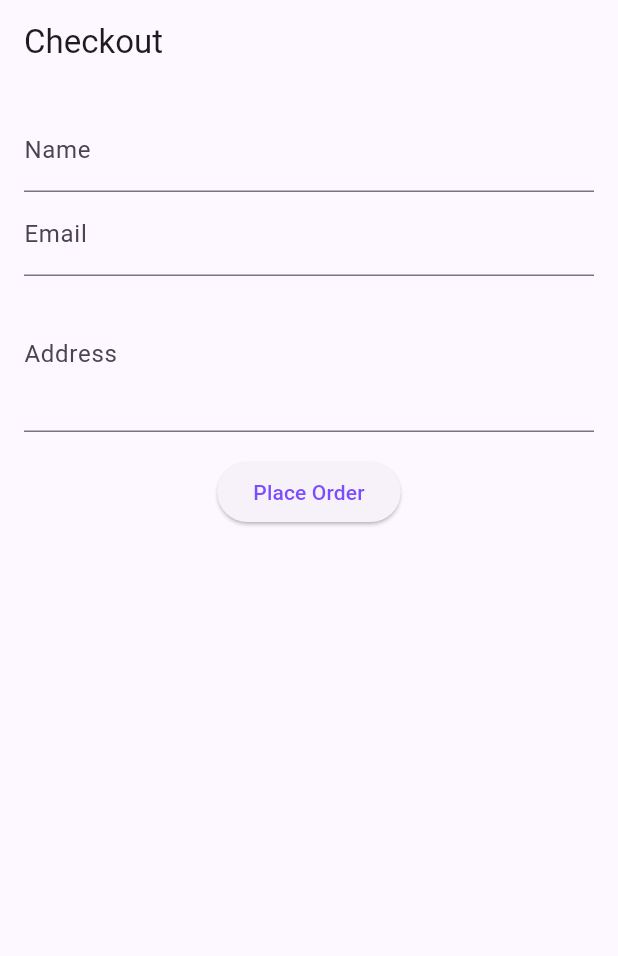
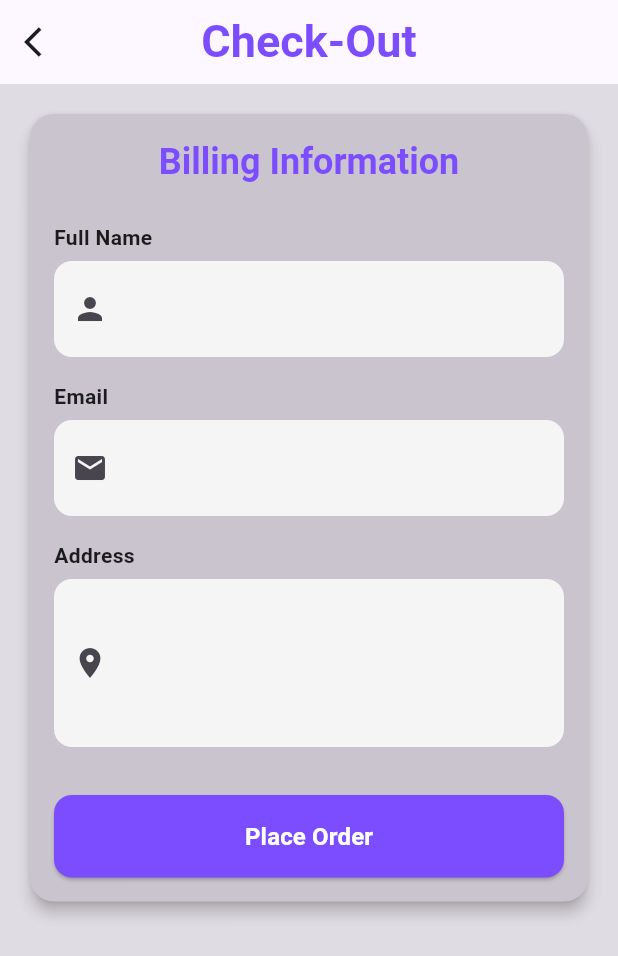
Before and after one commit to hanifuddin15/myshop, a Flutter app: the CheckoutScreen screen opened by its route, on a phone screen of 412 x 824 dp. Shown: the top 956 px of the screen. Run offline on Flutter 3.47's test engine with Material 3 defaults, Android fonts, the phone set to English and light mode, and no system bars; our stand-ins replace flutter_riverpod, flutter_staggered_animations, go_router, shared_preferences, shimmer; accounts and stored records are empty.

Commit message:
view  modified

```diff
--- a/lib/screens/check_out_view.dart
+++ b/lib/screens/check_out_view.dart
@@ -18,44 +18,157 @@ class _CheckoutScreenState extends ConsumerState<CheckoutScreen> {
 
   @override
   Widget build(BuildContext context) {
+    final theme = Theme.of(context);
+
     return Scaffold(
-      appBar: AppBar(title: const Text('Checkout')),
-      body: Padding(
+      backgroundColor: theme.colorScheme.outlineVariant.withAlpha(150),
+      appBar: AppBar(
+        title: const Text(
+          'Check-Out',
+          style: TextStyle(
+            fontWeight: FontWeight.bold,
+            fontSize: 30,
+            color: Colors.deepPurpleAccent,
+          ),
+        ),
+        leading: IconButton(
+          onPressed: () {
+            context.go('/');
+          },
+          icon: Icon(Icons.arrow_back_ios),
+        ),
+        centerTitle: true,
+      ),
+      body: SingleChildScrollView(
+        padding: const EdgeInsets.all(16),
+        child: Column(
+          children: [
+            Card(
+              shape: RoundedRectangleBorder(
+                borderRadius: BorderRadius.circular(16),
+              ),
+              elevation: 4,
+              color: theme.colorScheme.outlineVariant,
+              child: Padding(
                 padding: const EdgeInsets.all(16),
                 child: Form(
                   key: _formKey,
                   child: Column(
                     children: [
-              TextFormField(
+                      Text(
+                        'Billing Information',
+                        style: theme.textTheme.headlineSmall?.copyWith(
+                          fontWeight: FontWeight.bold,
+                          color: theme.colorScheme.primary,
+                        ),
+                      ),
+                      const SizedBox(height: 24),
+                      _buildTextField(
                         controller: _nameController,
-                decoration: const InputDecoration(labelText: 'Name'),
-                validator: (value) => value?.isEmpty ?? true ? 'Required' : null,
-              ),
-              TextFormField(
-                controller: _emailController,
-                decoration: const InputDecoration(labelText: 'Email'),
-                validator: (value) => value?.isEmpty ?? true || !value!.contains('@') ? 'Valid email required' : null,
-              ),
-              TextFormField(
-                controller: _addressController,
-                decoration: const InputDecoration(labelText: 'Address'),
-                validator: (value) => value?.isEmpty ?? true ? 'Required' : null,
-                maxLines: 3,
+                        label: 'Full Name',
+                        icon: Icons.person,
+                        validator: (value) =>
+                            value?.isEmpty ?? true ? 'Required' : null,
                       ),
                       const SizedBox(height: 16),
-              ElevatedButton(
+                      _buildTextField(
+                        controller: _emailController,
+                        label: 'Email',
+                        icon: Icons.email,
+                        keyboardType: TextInputType.emailAddress,
+                        validator: (value) => value?.isEmpty ?? true
+                            ? 'Valid email required'
+                            : null,
+                      ),
+                      const SizedBox(height: 16),
+                      _buildTextField(
+                        controller: _addressController,
+                        label: 'Address',
+                        icon: Icons.location_on,
+                        maxLines: 3,
+                        validator: (value) =>
+                            value?.isEmpty ?? true ? 'Required' : null,
+                      ),
+                      const SizedBox(height: 32),
+                      SizedBox(
+                        width: double.infinity,
+                        child: ElevatedButton(
                           onPressed: () {
                             if (_formKey.currentState!.validate()) {
                               ref.read(cartProvider.notifier).clearCart();
                               context.go('/success');
                             }
                           },
-                child: const Text('Place Order'),
+                          style: ElevatedButton.styleFrom(
+                            padding: const EdgeInsets.symmetric(vertical: 16),
+                            shape: RoundedRectangleBorder(
+                              borderRadius: BorderRadius.circular(12),
+                            ),
+                            backgroundColor: theme.colorScheme.primary,
+                            foregroundColor: Colors.white,
+                          ),
+                          child: const Text(
+                            'Place Order',
+                            style: TextStyle(
+                              fontSize: 16,
+                              fontWeight: FontWeight.bold,
+                            ),
+                          ),
+                        ),
                       ),
                     ],
                   ),
                 ),
               ),
+            ),
+          ],
+        ),
+      ),
+    );
+  }
+
+  Widget _buildTextField({
+    required TextEditingController controller,
+    required String label,
+    IconData? icon,
+    int maxLines = 1,
+    TextInputType keyboardType = TextInputType.text,
+    String? Function(String?)? validator,
+  }) {
+    return Column(
+      crossAxisAlignment: CrossAxisAlignment.start,
+      children: [
+        Padding(
+          padding: const EdgeInsets.only(bottom: 6),
+          child: Text(
+            label,
+            style: const TextStyle(
+              fontWeight: FontWeight.bold,
+              fontSize: 14,
+              color: Colors.black87,
+            ),
+          ),
+        ),
+        TextFormField(
+          controller: controller,
+          maxLines: maxLines,
+          keyboardType: keyboardType,
+          validator: validator,
+          decoration: InputDecoration(
+            prefixIcon: icon != null ? Icon(icon) : null,
+            filled: true,
+            fillColor: Colors.grey[100],
+            contentPadding: const EdgeInsets.symmetric(
+              horizontal: 16,
+              vertical: 20,
+            ),
+            border: OutlineInputBorder(
+              borderRadius: BorderRadius.circular(12),
+              borderSide: BorderSide.none,
+            ),
+          ),
+        ),
+      ],
     );
   }
 }
```
Lines whose indentation alone changed are shown as unchanged.
